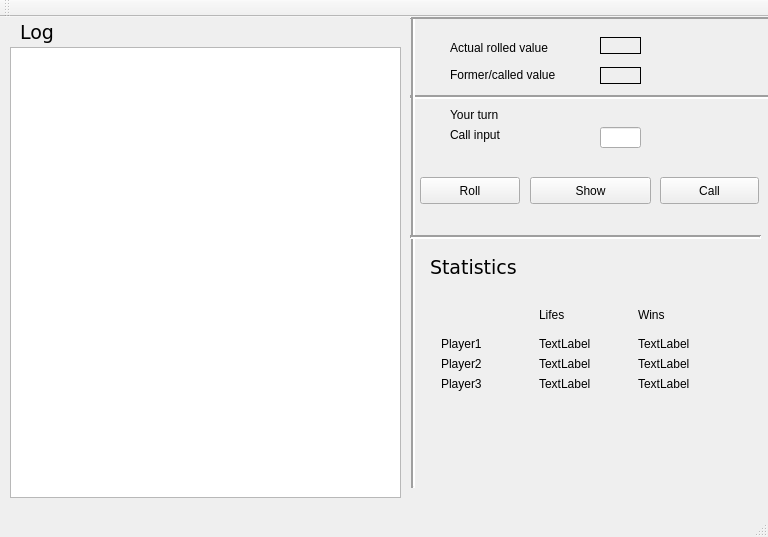
Qt form Mia/mainwindow.ui (ubuntdream/CompLingMachLearnProject2016) before a commit.
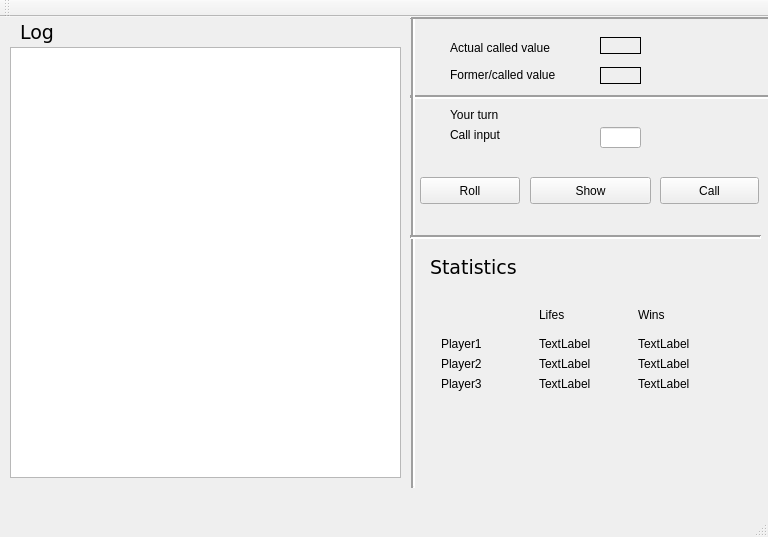
The same form after that commit.

```diff
--- a/Mia/mainwindow.ui
+++ b/Mia/mainwindow.ui
@@ -111,7 +111,7 @@
      </rect>
     </property>
     <property name="text">
-     <string>Actual rolled value</string>
+     <string>Actual called value</string>
     </property>
    </widget>
    <widget class="QLabel" name="label_3">
@@ -127,16 +127,6 @@
      <string>Call input</string>
     </property>
    </widget>
-   <widget class="QListView" name="lv_Log">
-    <property name="geometry">
-     <rect>
-      <x>10</x>
-      <y>30</y>
-      <width>391</width>
-      <height>451</height>
-     </rect>
-    </property>
-   </widget>
    <widget class="QLabel" name="label_4">
     <property name="geometry">
      <rect>
@@ -394,6 +384,19 @@
      </item>
     </layout>
    </widget>
+   <widget class="QTextEdit" name="txfld_log">
+    <property name="geometry">
+     <rect>
+      <x>10</x>
+      <y>30</y>
+      <width>391</width>
+      <height>431</height>
+     </rect>
+    </property>
+    <property name="autoFillBackground">
+     <bool>false</bool>
+    </property>
+   </widget>
   </widget>
   <widget class="QMenuBar" name="menuBar">
    <property name="geometry">
```
Left out of the diff: 2 changed lines with no effect on the pictures.
